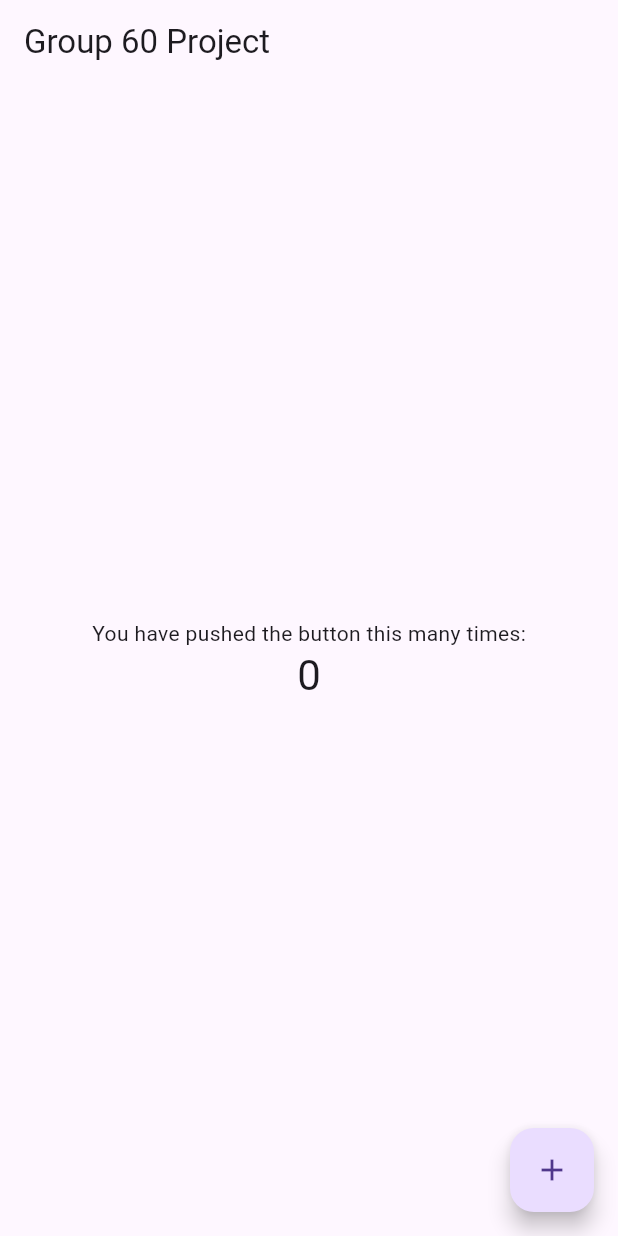
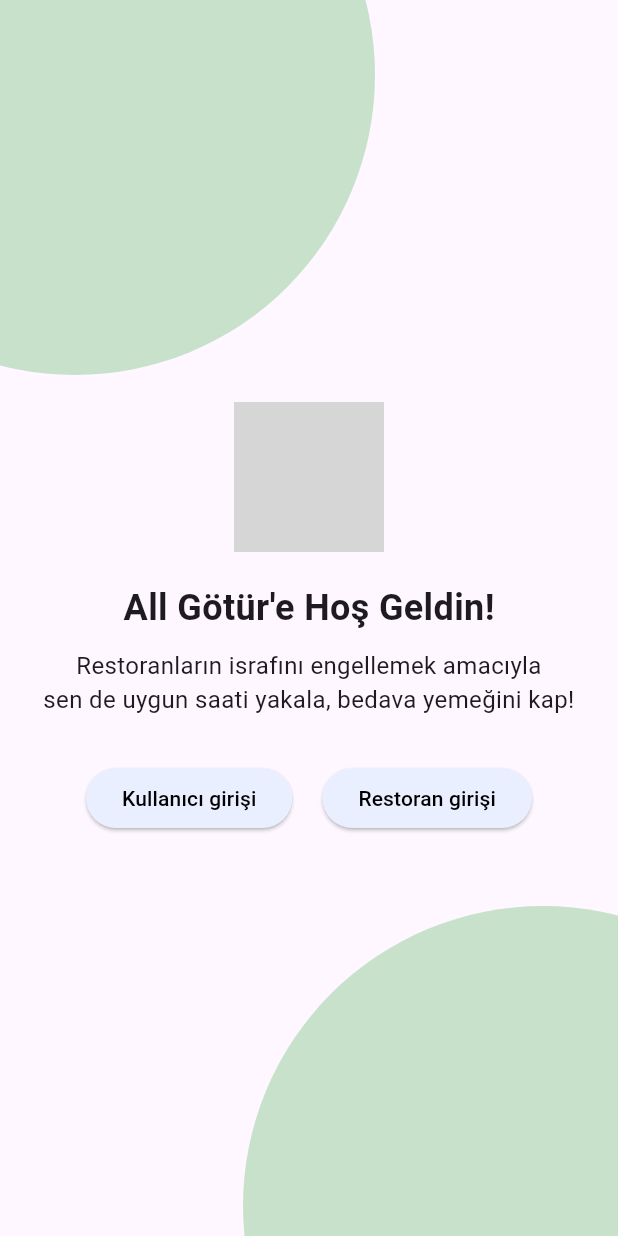
Before and after one commit to fatihTalhaYavuz/bootcampGoogle60, a Flutter app: the screen it shows after launch, on a phone screen of 412 x 824 dp. Run offline on Flutter 3.47's test engine with Material 3 defaults, Android fonts, the phone set to English and light mode, and no system bars; grey boxes are pictures that could not be loaded.

Commit message:
UI and functionality improvements were made in app_open_screen, colors.dart, pwreset.dart, register.dart and user_login_screen files.

```diff
--- /dev/null
+++ b/lib/app_open_screen.dart
@@ -0,0 +1,124 @@
+import 'package:flutter/material.dart';
+import 'package:google_bootcamp_60/colors.dart';
+import 'pages/loginscreen/user_login_screen.dart';
+import 'pages/loginscreen/restaurant_login_screen.dart';
+
+class AppOpenScreen extends StatefulWidget {
+  const AppOpenScreen({super.key});
+
+  @override
+  State<AppOpenScreen> createState() => _AppOpenScreenState();
+}
+
+class _AppOpenScreenState extends State<AppOpenScreen> {
+  @override
+  Widget build(BuildContext context) {
+    return Scaffold(
+      body: Stack(
+        children: [
+          // Üst yeşil daire
+          Positioned(
+            top: -150,
+            left: -150,
+            child: Container(
+              width: 400,
+              height: 400,
+              decoration: BoxDecoration(
+                color: Colors.green.withOpacity(0.3),
+                shape: BoxShape.circle,
+              ),
+            ),
+          ),
+          // Alt yeşil daire
+          Positioned(
+            bottom: -180,
+            right: -150,
+            child: Container(
+              width: 400,
+              height: 400,
+              decoration: BoxDecoration(
+                color: Colors.green.withOpacity(0.3),
+                shape: BoxShape.circle,
+              ),
+            ),
+          ),
+          // İçerik
+          Center(
+            child: Column(
+              mainAxisAlignment: MainAxisAlignment.center,
+              children: [
+                // Logo
+                Image.asset(
+                  'assets/logo.png', // Logo dosyasının yolu
+                  height: 100.0,
+                  width: 100.0,
+                ),
+                const SizedBox(height: 20.0),
+                // Hoş geldin mesajı
+                const Text(
+                  'All Götür\'e Hoş Geldin!',
+                  style: TextStyle(
+                    fontSize: 24.0,
+                    fontWeight: FontWeight.bold,
+                  ),
+                ),
+                const SizedBox(height: 10.0),
+                const Text(
+                  'Restoranların israfını engellemek amacıyla\nsen de uygun saati yakala, bedava yemeğini kap!',
+                  textAlign: TextAlign.center,
+                  style: TextStyle(
+                    fontSize: 16.0,
+                  ),
+                ),
+                const SizedBox(height: 30.0),
+                // Butonlar
+                Row(
+                  mainAxisAlignment: MainAxisAlignment.center,
+                  children: [
+                    // Kullanıcı girişi butonu
+                    ElevatedButton(
+                      onPressed: () {
+                        Navigator.push(
+                          context,
+                          MaterialPageRoute(
+                            builder: (context) => const UserLoginScreen(),
+                          ),
+                        );
+                      },
+                      child: const Text(
+                        'Kullanıcı girişi',
+                        style: TextStyle(color: Colors.black), // Metin rengini mavi yapar
+                      ),
+                      style: ElevatedButton.styleFrom(
+                        backgroundColor: buttonrenkana, // Buton arka plan rengini sarı yapar
+                      ),
+                    ),
+                    const SizedBox(width: 20.0),
+                    // Restoran girişi butonu
+                    ElevatedButton(
+                      onPressed: () {
+                        Navigator.push(
+                          context,
+                          MaterialPageRoute(
+                            builder: (context) => const RestaurantLoginScreen(),
+                          ),
+                        );
+                      },
+                      child: const Text(
+                        'Restoran girişi',
+                        style: TextStyle(color: Colors.black), // Metin rengini mavi yapar
+                      ),
+                      style: ElevatedButton.styleFrom(
+                        backgroundColor: buttonrenkana, // Buton arka plan rengini turuncu yapar
+                      ),
+                    ),
+                  ],
+                ),
+              ],
+            ),
+          ),
+        ],
+      ),
+    );
+  }
+}
--- /dev/null
+++ b/lib/colors.dart
@@ -0,0 +1,9 @@
+import 'dart:ui';
+
+var lgnback = const Color(0xFFEDFED2); // kullanıcı adı şifre girdiğimiz yerin arka rengi
+var circle1 = const Color(0xFF7DD15F); // Yeşilimsi daireler
+var lgnbttns = const Color(0xFFC8C4B7); // Giriş yapmadan önceki buton (Giriş yap - Kayıt ol vb.)
+var buttonrenk2 = const Color(0xFFF7B500);
+var buttonrenkana = const Color(0xFFEAEFFF);
+var anayazirenk = const Color(0xFF12162D);
+var anarenk3 = const Color(0xFF596552);
--- a/lib/main.dart
+++ b/lib/main.dart
@@ -1,4 +1,5 @@
 import 'package:flutter/material.dart';
+import 'app_open_screen.dart';
 
 void main() {
   runApp(const MyApp());
@@ -7,109 +8,15 @@ void main() {
 class MyApp extends StatelessWidget {
   const MyApp({super.key});
 
-  // This widget is the root of your application.
   @override
   Widget build(BuildContext context) {
     return MaterialApp(
-      title: 'Hello Flutter Group 60! ',
+      title: 'All Götür',
+      debugShowCheckedModeBanner: false,
       theme: ThemeData(
-        // This is the theme of your application.
-        //
-        // Try running your application with "flutter run". You'll see the
-        // application has a blue toolbar. Then, without quitting the app, try
-        // changing the primarySwatch below to Colors.green and then invoke
-        // "hot reload" (press "r" in the console where you ran "flutter run",
-        // or simply save your changes to "hot reload" in a Flutter IDE).
-        // Notice that the counter didn't reset back to zero; the application
-        // is not restarted.
-        primarySwatch: Colors.red,
+        primarySwatch: Colors.blue,
       ),
-      home: const MyHomePage(title: 'Group 60 Project'),
+      home: const AppOpenScreen(),
     );
   }
 }
-
-class MyHomePage extends StatefulWidget {
-  const MyHomePage({super.key, required this.title});
-
-  // This widget is the home page of your application. It is stateful, meaning
-  // that it has a State object (defined below) that contains fields that affect
-  // how it looks.
-
-  // This class is the configuration for the state. It holds the values (in this
-  // case the title) provided by the parent (in this case the App widget) and
-  // used by the build method of the State. Fields in a Widget subclass are
-  // always marked "final".
-
-  final String title;
-
-  @override
-  State<MyHomePage> createState() => _MyHomePageState();
-}
-
-class _MyHomePageState extends State<MyHomePage> {
-  int _counter = 0;
-
-  void _incrementCounter() {
-    setState(() {
-      // This call to setState tells the Flutter framework that something has
-      // changed in this State, which causes it to rerun the build method below
-      // so that the display can reflect the updated values. If we changed
-      // _counter without calling setState(), then the build method would not be
-      // called again, and so nothing would appear to happen.
-      _counter++;
-    });
-  }
-
-  @override
-  Widget build(BuildContext context) {
-    // This method is rerun every time setState is called, for instance as done
-    // by the _incrementCounter method above.
-    //
-    // The Flutter framework has been optimized to make rerunning build methods
-    // fast, so that you can just rebuild anything that needs updating rather
-    // than having to individually change instances of widgets.
-    return Scaffold(
-      appBar: AppBar(
-        // Here we take the value from the MyHomePage object that was created by
-        // the App.build method, and use it to set our appbar title.
-        title: Text(widget.title),
-      ),
-      body: Center(
-        // Center is a layout widget. It takes a single child and positions it
-        // in the middle of the parent.
-        child: Column(
-          // Column is also a layout widget. It takes a list of children and
-          // arranges them vertically. By default, it sizes itself to fit its
-          // children horizontally, and tries to be as tall as its parent.
-          //
-          // Invoke "debug painting" (press "p" in the console, choose the
-          // "Toggle Debug Paint" action from the Flutter Inspector in Android
-          // Studio, or the "Toggle Debug Paint" command in Visual Studio Code)
-          // to see the wireframe for each widget.
-          //
-          // Column has various properties to control how it sizes itself and
-          // how it positions its children. Here we use mainAxisAlignment to
-          // center the children vertically; the main axis here is the vertical
-          // axis because Columns are vertical (the cross axis would be
-          // horizontal).
-          mainAxisAlignment: MainAxisAlignment.center,
-          children: <Widget>[
-            const Text(
-              'You have pushed the button this many times:',
-            ),
-            Text(
-              '$_counter',
-              style: Theme.of(context).textTheme.headlineMedium,
-            ),
-          ],
-        ),
-      ),
-      floatingActionButton: FloatingActionButton(
-        onPressed: _incrementCounter,
-        tooltip: 'Increment',
-        child: const Icon(Icons.add),
-      ), // This trailing comma makes auto-formatting nicer for build methods.
-    );
-  }
-}
--- a/pubspec.yaml
+++ b/pubspec.yaml
@@ -58,6 +58,9 @@ flutter:
   # the material Icons class.
   uses-material-design: true
 
+  assets:
+    - assets/logo.png
+
   # To add assets to your application, add an assets section, like this:
   # assets:
   #   - images/a_dot_burr.jpeg
```
Also changed, not shown: lib/pages/loginscreen/pwreset.dart (added, +118 -0 lines), lib/pages/loginscreen/register.dart (added, +189 -0 lines), lib/pages/loginscreen/restaurant_login_screen.dart (added, +26 -0 lines), lib/pages/loginscreen/user_login_screen.dart (added, +176 -0 lines).
